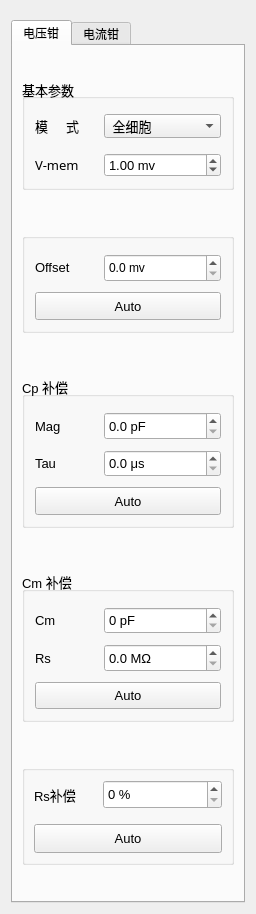
Before: the Qt Designer form src/ControlStiParamPlugin/ControlStiParam/CClampTabWidget.ui in IPX-192/controlStiParam, drawn with Qt 5.
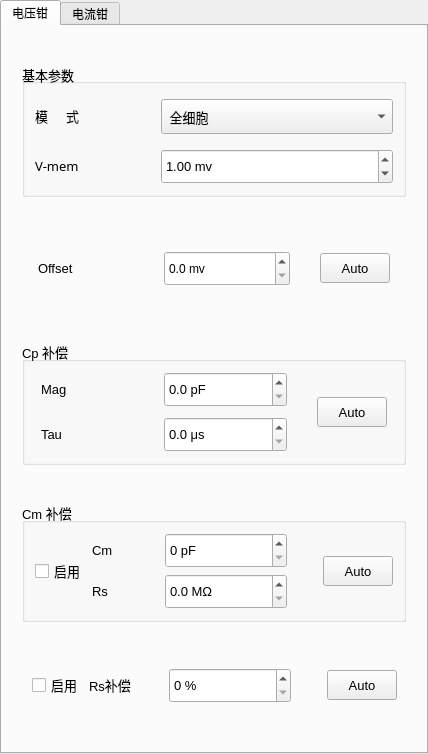
After: the same form once the commit is applied.

Diff of the .ui file:
```diff
--- a/src/ControlStiParamPlugin/ControlStiParam/CClampTabWidget.ui
+++ b/src/ControlStiParamPlugin/ControlStiParam/CClampTabWidget.ui
@@ -6,135 +6,70 @@
    <rect>
     <x>0</x>
     <y>0</y>
-    <width>256</width>
-    <height>914</height>
+    <width>428</width>
+    <height>754</height>
    </rect>
   </property>
+  <property name="sizePolicy">
+   <sizepolicy hsizetype="Expanding" vsizetype="Fixed">
+    <horstretch>0</horstretch>
+    <verstretch>0</verstretch>
+   </sizepolicy>
+  </property>
   <property name="windowTitle">
    <string>Form</string>
   </property>
-  <layout class="QGridLayout" name="gridLayout_13">
+  <layout class="QVBoxLayout" name="verticalLayout_3">
+   <property name="spacing">
+    <number>0</number>
+   </property>
+   <property name="leftMargin">
+    <number>0</number>
+   </property>
    <property name="topMargin">
-    <number>20</number>
+    <number>0</number>
    </property>
-   <item row="0" column="0">
+   <property name="rightMargin">
+    <number>0</number>
+   </property>
+   <property name="bottomMargin">
+    <number>0</number>
+   </property>
+   <item>
     <widget class="QTabWidget" name="clampWidget">
      <property name="currentIndex">
       <number>0</number>
      </property>
      <widget class="QWidget" name="volTab">
+      <property name="sizePolicy">
+       <sizepolicy hsizetype="Expanding" vsizetype="Fixed">
+        <horstretch>0</horstretch>
+        <verstretch>0</verstretch>
+       </sizepolicy>
+      </property>
       <attribute name="title">
        <string>电压钳</string>
       </attribute>
-      <layout class="QGridLayout" name="gridLayout_6">
-       <property name="verticalSpacing">
-        <number>20</number>
+      <layout class="QVBoxLayout" name="verticalLayout_5">
+       <property name="spacing">
+        <number>0</number>
        </property>
-       <item row="1" column="0">
-        <widget class="QGroupBox" name="offsetGroupBox">
-         <property name="maximumSize">
-          <size>
-           <width>16777215</width>
-           <height>100</height>
-          </size>
-         </property>
-         <property name="title">
-          <string/>
-         </property>
-         <layout class="QGridLayout" name="gridLayout_3">
           <property name="leftMargin">
-           <number>10</number>
+        <number>20</number>
           </property>
           <property name="topMargin">
-           <number>15</number>
+        <number>0</number>
           </property>
           <property name="rightMargin">
-           <number>10</number>
+        <number>20</number>
           </property>
           <property name="bottomMargin">
-           <number>10</number>
-          </property>
-          <property name="verticalSpacing">
-           <number>10</number>
-          </property>
-          <item row="0" column="0">
-           <layout class="QHBoxLayout" name="horizontalLayout_3" stretch="1,2">
-            <property name="spacing">
-             <number>10</number>
-            </property>
+        <number>0</number>
+       </property>
             <item>
-             <widget class="QLabel" name="offsetLabel">
-              <property name="sizePolicy">
-               <sizepolicy hsizetype="Expanding" vsizetype="Fixed">
-                <horstretch>0</horstretch>
-                <verstretch>0</verstretch>
-               </sizepolicy>
-              </property>
-              <property name="font">
-               <font>
-                <pointsize>10</pointsize>
-               </font>
-              </property>
-              <property name="text">
-               <string>Offset</string>
-              </property>
-              <property name="alignment">
-               <set>Qt::AlignLeading|Qt::AlignLeft|Qt::AlignVCenter</set>
-              </property>
-             </widget>
-            </item>
-            <item>
-             <widget class="QDoubleSpinBox" name="offsetSpinBox">
-              <property name="sizePolicy">
-               <sizepolicy hsizetype="Minimum" vsizetype="Expanding">
-                <horstretch>0</horstretch>
-                <verstretch>0</verstretch>
-               </sizepolicy>
-              </property>
-              <property name="alignment">
-               <set>Qt::AlignLeading|Qt::AlignLeft|Qt::AlignVCenter</set>
-              </property>
-              <property name="prefix">
-               <string/>
-              </property>
-              <property name="suffix">
-               <string> mv</string>
-              </property>
-              <property name="decimals">
-               <number>1</number>
-              </property>
-             </widget>
-            </item>
-           </layout>
-          </item>
-          <item row="1" column="0">
-           <widget class="QPushButton" name="autoBtn1">
-            <property name="sizePolicy">
-             <sizepolicy hsizetype="Expanding" vsizetype="Expanding">
-              <horstretch>0</horstretch>
-              <verstretch>0</verstretch>
-             </sizepolicy>
-            </property>
-            <property name="font">
-             <font>
-              <pointsize>10</pointsize>
-             </font>
-            </property>
-            <property name="styleSheet">
-             <string notr="true"/>
-            </property>
-            <property name="text">
-             <string>Auto</string>
-            </property>
-           </widget>
-          </item>
-         </layout>
-        </widget>
-       </item>
-       <item row="0" column="0">
         <widget class="QGroupBox" name="basicParamGroupBox">
          <property name="sizePolicy">
-          <sizepolicy hsizetype="Expanding" vsizetype="Expanding">
+          <sizepolicy hsizetype="Expanding" vsizetype="Fixed">
            <horstretch>0</horstretch>
            <verstretch>0</verstretch>
           </sizepolicy>
@@ -142,7 +77,7 @@
          <property name="maximumSize">
           <size>
            <width>16777215</width>
-           <height>112</height>
+           <height>16777215</height>
           </size>
          </property>
          <property name="font">
@@ -188,6 +123,12 @@
                 <verstretch>0</verstretch>
                </sizepolicy>
               </property>
+              <property name="minimumSize">
+               <size>
+                <width>80</width>
+                <height>0</height>
+               </size>
+              </property>
               <property name="font">
                <font>
                 <pointsize>10</pointsize>
@@ -204,11 +145,17 @@
             <item>
              <widget class="QComboBox" name="cellComboBox">
               <property name="sizePolicy">
-               <sizepolicy hsizetype="MinimumExpanding" vsizetype="Expanding">
+               <sizepolicy hsizetype="Expanding" vsizetype="Fixed">
                 <horstretch>0</horstretch>
                 <verstretch>0</verstretch>
                </sizepolicy>
               </property>
+              <property name="minimumSize">
+               <size>
+                <width>122</width>
+                <height>35</height>
+               </size>
+              </property>
               <property name="cursor">
                <cursorShape>ArrowCursor</cursorShape>
               </property>
@@ -237,6 +184,12 @@
                 <verstretch>0</verstretch>
                </sizepolicy>
               </property>
+              <property name="minimumSize">
+               <size>
+                <width>80</width>
+                <height>0</height>
+               </size>
+              </property>
               <property name="font">
                <font>
                 <family>Microsoft YaHei UI Light</family>
@@ -254,11 +207,17 @@
             <item>
              <widget class="QDoubleSpinBox" name="vMimDoubleSpinBox">
               <property name="sizePolicy">
-               <sizepolicy hsizetype="MinimumExpanding" vsizetype="MinimumExpanding">
+               <sizepolicy hsizetype="Expanding" vsizetype="Fixed">
                 <horstretch>0</horstretch>
                 <verstretch>0</verstretch>
                </sizepolicy>
               </property>
+              <property name="minimumSize">
+               <size>
+                <width>122</width>
+                <height>35</height>
+               </size>
+              </property>
               <property name="alignment">
                <set>Qt::AlignLeading|Qt::AlignLeft|Qt::AlignVCenter</set>
               </property>
@@ -278,12 +237,162 @@
          </layout>
         </widget>
        </item>
-       <item row="2" column="0">
+       <item>
+        <widget class="QFrame" name="offsetFrame">
+         <property name="minimumSize">
+          <size>
+           <width>0</width>
+           <height>70</height>
+          </size>
+         </property>
+         <property name="maximumSize">
+          <size>
+           <width>16777215</width>
+           <height>70</height>
+          </size>
+         </property>
+         <layout class="QVBoxLayout" name="verticalLayout_4">
+          <property name="spacing">
+           <number>0</number>
+          </property>
+          <property name="leftMargin">
+           <number>16</number>
+          </property>
+          <property name="topMargin">
+           <number>16</number>
+          </property>
+          <property name="rightMargin">
+           <number>16</number>
+          </property>
+          <property name="bottomMargin">
+           <number>16</number>
+          </property>
+          <item>
+           <layout class="QHBoxLayout" name="horizontalLayout_6">
+            <property name="spacing">
+             <number>0</number>
+            </property>
+            <item>
+             <layout class="QHBoxLayout" name="horizontalLayout_3">
+              <property name="spacing">
+               <number>0</number>
+              </property>
+              <property name="rightMargin">
+               <number>30</number>
+              </property>
+              <item>
+               <widget class="QLabel" name="offsetLabel">
+                <property name="sizePolicy">
+                 <sizepolicy hsizetype="Expanding" vsizetype="Fixed">
+                  <horstretch>0</horstretch>
+                  <verstretch>0</verstretch>
+                 </sizepolicy>
+                </property>
+                <property name="minimumSize">
+                 <size>
+                  <width>80</width>
+                  <height>0</height>
+                 </size>
+                </property>
+                <property name="font">
+                 <font>
+                  <pointsize>10</pointsize>
+                 </font>
+                </property>
+                <property name="text">
+                 <string>Offset</string>
+                </property>
+                <property name="alignment">
+                 <set>Qt::AlignLeading|Qt::AlignLeft|Qt::AlignVCenter</set>
+                </property>
+               </widget>
+              </item>
+              <item>
+               <widget class="QDoubleSpinBox" name="offsetSpinBox">
+                <property name="sizePolicy">
+                 <sizepolicy hsizetype="Expanding" vsizetype="Fixed">
+                  <horstretch>0</horstretch>
+                  <verstretch>0</verstretch>
+                 </sizepolicy>
+                </property>
+                <property name="minimumSize">
+                 <size>
+                  <width>122</width>
+                  <height>35</height>
+                 </size>
+                </property>
+                <property name="maximumSize">
+                 <size>
+                  <width>16777215</width>
+                  <height>16777215</height>
+                 </size>
+                </property>
+                <property name="alignment">
+                 <set>Qt::AlignLeading|Qt::AlignLeft|Qt::AlignVCenter</set>
+                </property>
+                <property name="prefix">
+                 <string/>
+                </property>
+                <property name="suffix">
+                 <string> mv</string>
+                </property>
+                <property name="decimals">
+                 <number>1</number>
+                </property>
+               </widget>
+              </item>
+             </layout>
+            </item>
+            <item>
+             <widget class="QPushButton" name="autoBtn1">
+              <property name="sizePolicy">
+               <sizepolicy hsizetype="Expanding" vsizetype="Expanding">
+                <horstretch>0</horstretch>
+                <verstretch>0</verstretch>
+               </sizepolicy>
+              </property>
+              <property name="minimumSize">
+               <size>
+                <width>70</width>
+                <height>30</height>
+               </size>
+              </property>
+              <property name="maximumSize">
+               <size>
+                <width>70</width>
+                <height>30</height>
+               </size>
+              </property>
+              <property name="font">
+               <font>
+                <pointsize>10</pointsize>
+               </font>
+              </property>
+              <property name="styleSheet">
+               <string notr="true"/>
+              </property>
+              <property name="text">
+               <string>Auto</string>
+              </property>
+             </widget>
+            </item>
+           </layout>
+          </item>
+         </layout>
+        </widget>
+       </item>
+       <item>
         <widget class="QGroupBox" name="cFastGrouBox">
+         <property name="sizePolicy">
+          <sizepolicy hsizetype="Preferred" vsizetype="Fixed">
+           <horstretch>0</horstretch>
+           <verstretch>0</verstretch>
+          </sizepolicy>
+         </property>
          <property name="maximumSize">
           <size>
            <width>16777215</width>
-           <height>152</height>
+           <height>16777215</height>
           </size>
          </property>
          <property name="font">
@@ -294,35 +403,54 @@
          <property name="title">
           <string>Cp 补偿</string>
          </property>
-         <layout class="QGridLayout" name="gridLayout_4">
+         <layout class="QHBoxLayout" name="horizontalLayout_19">
+          <property name="spacing">
+           <number>0</number>
+          </property>
           <property name="leftMargin">
-           <number>10</number>
+           <number>16</number>
           </property>
           <property name="topMargin">
-           <number>15</number>
+           <number>10</number>
           </property>
           <property name="rightMargin">
-           <number>10</number>
+           <number>16</number>
           </property>
           <property name="bottomMargin">
            <number>10</number>
           </property>
-          <property name="verticalSpacing">
+          <item>
+           <layout class="QHBoxLayout" name="horizontalLayout_17">
+            <item>
+             <layout class="QVBoxLayout" name="verticalLayout">
+              <property name="spacing">
            <number>10</number>
           </property>
-          <item row="0" column="0">
-           <layout class="QHBoxLayout" name="horizontalLayout_4" stretch="1,2">
+              <property name="rightMargin">
+               <number>0</number>
+              </property>
+              <item>
+               <layout class="QHBoxLayout" name="horizontalLayout_4">
             <property name="spacing">
-             <number>10</number>
+                 <number>0</number>
+                </property>
+                <property name="rightMargin">
+                 <number>30</number>
             </property>
             <item>
              <widget class="QLabel" name="MagLabel">
               <property name="sizePolicy">
-               <sizepolicy hsizetype="Expanding" vsizetype="Preferred">
+                   <sizepolicy hsizetype="Expanding" vsizetype="Fixed">
                 <horstretch>0</horstretch>
                 <verstretch>0</verstretch>
                </sizepolicy>
               </property>
+                  <property name="minimumSize">
+                   <size>
+                    <width>80</width>
+                    <height>0</height>
+                   </size>
+                  </property>
               <property name="text">
                <string>Mag</string>
               </property>
@@ -334,11 +462,23 @@
             <item>
              <widget class="QDoubleSpinBox" name="magSpinBox">
               <property name="sizePolicy">
-               <sizepolicy hsizetype="Minimum" vsizetype="Expanding">
+                   <sizepolicy hsizetype="Expanding" vsizetype="Fixed">
                 <horstretch>0</horstretch>
                 <verstretch>0</verstretch>
                </sizepolicy>
               </property>
+                  <property name="minimumSize">
+                   <size>
+                    <width>122</width>
+                    <height>35</height>
+                   </size>
+                  </property>
+                  <property name="maximumSize">
+                   <size>
+                    <width>16777215</width>
+                    <height>16777215</height>
+                   </size>
+                  </property>
               <property name="prefix">
                <string/>
               </property>
@@ -352,10 +492,13 @@
             </item>
            </layout>
           </item>
-          <item row="1" column="0">
-           <layout class="QHBoxLayout" name="horizontalLayout_5" stretch="1,2">
+              <item>
+               <layout class="QHBoxLayout" name="horizontalLayout_5" stretch="0,0">
             <property name="spacing">
-             <number>10</number>
+                 <number>0</number>
+                </property>
+                <property name="rightMargin">
+                 <number>30</number>
             </property>
             <item>
              <widget class="QLabel" name="TauLabel">
@@ -365,6 +508,12 @@
                 <verstretch>0</verstretch>
                </sizepolicy>
               </property>
+                  <property name="minimumSize">
+                   <size>
+                    <width>80</width>
+                    <height>0</height>
+                   </size>
+                  </property>
               <property name="text">
                <string>Tau</string>
               </property>
@@ -376,11 +525,23 @@
             <item>
              <widget class="QDoubleSpinBox" name="TauSpinBox">
               <property name="sizePolicy">
-               <sizepolicy hsizetype="Minimum" vsizetype="Expanding">
+                   <sizepolicy hsizetype="Expanding" vsizetype="Fixed">
                 <horstretch>0</horstretch>
                 <verstretch>0</verstretch>
                </sizepolicy>
               </property>
+                  <property name="minimumSize">
+                   <size>
+                    <width>122</width>
+                    <height>35</height>
+                   </size>
+                  </property>
+                  <property name="maximumSize">
+                   <size>
+                    <width>16777215</width>
+                    <height>16777215</height>
+                   </size>
+                  </property>
               <property name="prefix">
                <string/>
               </property>
@@ -394,7 +555,9 @@
             </item>
            </layout>
           </item>
-          <item row="2" column="0">
+             </layout>
+            </item>
+            <item>
            <widget class="QPushButton" name="autoBtn2">
             <property name="sizePolicy">
              <sizepolicy hsizetype="Expanding" vsizetype="Expanding">
@@ -402,20 +565,40 @@
               <verstretch>0</verstretch>
              </sizepolicy>
             </property>
+              <property name="minimumSize">
+               <size>
+                <width>70</width>
+                <height>30</height>
+               </size>
+              </property>
+              <property name="maximumSize">
+               <size>
+                <width>70</width>
+                <height>30</height>
+               </size>
+              </property>
             <property name="text">
              <string>Auto</string>
             </property>
            </widget>
           </item>
          </layout>
+          </item>
+         </layout>
         </widget>
        </item>
-       <item row="3" column="0">
+       <item>
         <widget class="QGroupBox" name="cSlowGroupBox">
+         <property name="sizePolicy">
+          <sizepolicy hsizetype="Expanding" vsizetype="Fixed">
+           <horstretch>0</horstretch>
+           <verstretch>0</verstretch>
+          </sizepolicy>
+         </property>
          <property name="maximumSize">
           <size>
            <width>16777215</width>
-           <height>151</height>
+           <height>16777215</height>
           </size>
          </property>
          <property name="font">
@@ -426,12 +609,12 @@
          <property name="title">
           <string>Cm 补偿</string>
          </property>
-         <layout class="QGridLayout" name="gridLayout_5">
+         <layout class="QHBoxLayout" name="horizontalLayout_21">
           <property name="leftMargin">
            <number>10</number>
           </property>
           <property name="topMargin">
-           <number>15</number>
+           <number>10</number>
           </property>
           <property name="rightMargin">
            <number>10</number>
@@ -439,13 +622,27 @@
           <property name="bottomMargin">
            <number>10</number>
           </property>
-          <property name="verticalSpacing">
-           <number>10</number>
-          </property>
-          <item row="0" column="0">
-           <layout class="QHBoxLayout" name="horizontalLayout_7" stretch="1,2">
+          <item>
+           <widget class="QCheckBox" name="checkBox_2">
+            <property name="text">
+             <string>启用</string>
+            </property>
+           </widget>
+          </item>
+          <item>
+           <layout class="QHBoxLayout" name="horizontalLayout_18">
+            <property name="rightMargin">
+             <number>0</number>
+            </property>
+            <item>
+             <layout class="QVBoxLayout" name="verticalLayout_2">
+              <item>
+               <layout class="QHBoxLayout" name="horizontalLayout_8" stretch="0,0">
             <property name="spacing">
-             <number>10</number>
+                 <number>0</number>
+                </property>
+                <property name="rightMargin">
+                 <number>30</number>
             </property>
             <item>
              <widget class="QLabel" name="label_2">
@@ -455,6 +652,12 @@
                 <verstretch>0</verstretch>
                </sizepolicy>
               </property>
+                  <property name="minimumSize">
+                   <size>
+                    <width>50</width>
+                    <height>0</height>
+                   </size>
+                  </property>
               <property name="text">
                <string>Cm</string>
               </property>
@@ -466,11 +669,23 @@
             <item>
              <widget class="QSpinBox" name="cmSpinBox">
               <property name="sizePolicy">
-               <sizepolicy hsizetype="Minimum" vsizetype="Expanding">
+                   <sizepolicy hsizetype="Expanding" vsizetype="Fixed">
                 <horstretch>0</horstretch>
                 <verstretch>0</verstretch>
                </sizepolicy>
               </property>
+                  <property name="minimumSize">
+                   <size>
+                    <width>122</width>
+                    <height>35</height>
+                   </size>
+                  </property>
+                  <property name="maximumSize">
+                   <size>
+                    <width>16777215</width>
+                    <height>16777215</height>
+                   </size>
+                  </property>
               <property name="alignment">
                <set>Qt::AlignLeading|Qt::AlignLeft|Qt::AlignVCenter</set>
               </property>
@@ -484,19 +699,28 @@
             </item>
            </layout>
           </item>
-          <item row="1" column="0">
-           <layout class="QHBoxLayout" name="horizontalLayout_8" stretch="1,2">
+              <item>
+               <layout class="QHBoxLayout" name="horizontalLayout_7">
             <property name="spacing">
-             <number>10</number>
+                 <number>0</number>
+                </property>
+                <property name="rightMargin">
+                 <number>30</number>
             </property>
             <item>
              <widget class="QLabel" name="rs_label">
               <property name="sizePolicy">
-               <sizepolicy hsizetype="Expanding" vsizetype="Expanding">
+                   <sizepolicy hsizetype="Expanding" vsizetype="Fixed">
                 <horstretch>0</horstretch>
                 <verstretch>0</verstretch>
                </sizepolicy>
               </property>
+                  <property name="minimumSize">
+                   <size>
+                    <width>50</width>
+                    <height>0</height>
+                   </size>
+                  </property>
               <property name="text">
                <string>Rs     </string>
               </property>
@@ -508,11 +732,23 @@
             <item>
              <widget class="QDoubleSpinBox" name="rsSpinBox">
               <property name="sizePolicy">
-               <sizepolicy hsizetype="Minimum" vsizetype="Expanding">
+                   <sizepolicy hsizetype="Expanding" vsizetype="Fixed">
                 <horstretch>0</horstretch>
                 <verstretch>0</verstretch>
                </sizepolicy>
               </property>
+                  <property name="minimumSize">
+                   <size>
+                    <width>122</width>
+                    <height>35</height>
+                   </size>
+                  </property>
+                  <property name="maximumSize">
+                   <size>
+                    <width>16777215</width>
+                    <height>16777215</height>
+                   </size>
+                  </property>
               <property name="alignment">
                <set>Qt::AlignLeading|Qt::AlignLeft|Qt::AlignVCenter</set>
               </property>
@@ -529,7 +765,9 @@
             </item>
            </layout>
           </item>
-          <item row="2" column="0">
+             </layout>
+            </item>
+            <item>
            <widget class="QPushButton" name="autoBtn3">
             <property name="sizePolicy">
              <sizepolicy hsizetype="Expanding" vsizetype="Expanding">
@@ -537,20 +775,40 @@
               <verstretch>0</verstretch>
              </sizepolicy>
             </property>
+              <property name="minimumSize">
+               <size>
+                <width>70</width>
+                <height>30</height>
+               </size>
+              </property>
+              <property name="maximumSize">
+               <size>
+                <width>70</width>
+                <height>30</height>
+               </size>
+              </property>
             <property name="text">
              <string>Auto</string>
             </property>
            </widget>
           </item>
          </layout>
+          </item>
+         </layout>
         </widget>
        </item>
-       <item row="4" column="0">
-        <widget class="QGroupBox" name="groupBox_3">
+       <item>
+        <widget class="QFrame" name="RsFrame">
+         <property name="sizePolicy">
+          <sizepolicy hsizetype="Expanding" vsizetype="Fixed">
+           <horstretch>0</horstretch>
+           <verstretch>0</verstretch>
+          </sizepolicy>
+         </property>
          <property name="maximumSize">
           <size>
            <width>16777215</width>
-           <height>100</height>
+           <height>16777215</height>
           </size>
          </property>
          <property name="font">
@@ -558,26 +816,43 @@
            <pointsize>10</pointsize>
           </font>
          </property>
-         <property name="title">
-          <string/>
-         </property>
-         <layout class="QGridLayout" name="gridLayout" rowstretch="1,1">
-          <property name="verticalSpacing">
-           <number>15</number>
-          </property>
-          <item row="0" column="0">
-           <layout class="QHBoxLayout" name="horizontalLayout_9" stretch="1,2">
-            <property name="spacing">
+         <layout class="QHBoxLayout" name="horizontalLayout_22">
+          <property name="leftMargin">
              <number>10</number>
+          </property>
+          <item>
+           <layout class="QHBoxLayout" name="horizontalLayout_11">
+            <item>
+             <widget class="QCheckBox" name="checkBox">
+              <property name="text">
+               <string>启用</string>
+              </property>
+             </widget>
+            </item>
+            <item>
+             <layout class="QHBoxLayout" name="horizontalLayout_10">
+              <item>
+               <layout class="QHBoxLayout" name="horizontalLayout_9" stretch="0,0">
+                <property name="spacing">
+                 <number>0</number>
+                </property>
+                <property name="rightMargin">
+                 <number>30</number>
             </property>
             <item>
              <widget class="QLabel" name="label_6">
               <property name="sizePolicy">
-               <sizepolicy hsizetype="Expanding" vsizetype="Preferred">
+                   <sizepolicy hsizetype="Expanding" vsizetype="Fixed">
                 <horstretch>0</horstretch>
                 <verstretch>0</verstretch>
                </sizepolicy>
               </property>
+                  <property name="minimumSize">
+                   <size>
+                    <width>50</width>
+                    <height>0</height>
+                   </size>
+                  </property>
               <property name="text">
                <string>Rs补偿</string>
               </property>
@@ -594,6 +869,18 @@
                 <verstretch>0</verstretch>
                </sizepolicy>
               </property>
+                  <property name="minimumSize">
+                   <size>
+                    <width>122</width>
+                    <height>35</height>
+                   </size>
+                  </property>
+                  <property name="maximumSize">
+                   <size>
+                    <width>122</width>
+                    <height>35</height>
+                   </size>
+                  </property>
               <property name="suffix">
                <string> %</string>
               </property>
@@ -604,7 +891,7 @@
             </item>
            </layout>
           </item>
-          <item row="1" column="0">
+              <item>
            <widget class="QPushButton" name="pushButton">
             <property name="sizePolicy">
              <sizepolicy hsizetype="Expanding" vsizetype="Fixed">
@@ -612,9 +899,15 @@
               <verstretch>0</verstretch>
              </sizepolicy>
             </property>
+                <property name="minimumSize">
+                 <size>
+                  <width>70</width>
+                  <height>30</height>
+                 </size>
+                </property>
             <property name="maximumSize">
              <size>
-              <width>16777215</width>
+                  <width>70</width>
               <height>30</height>
              </size>
             </property>
@@ -622,6 +915,10 @@
              <string>Auto</string>
             </property>
            </widget>
+              </item>
+             </layout>
+            </item>
+           </layout>
           </item>
          </layout>
         </widget>
```
Lines whose indentation alone changed are shown as unchanged.
